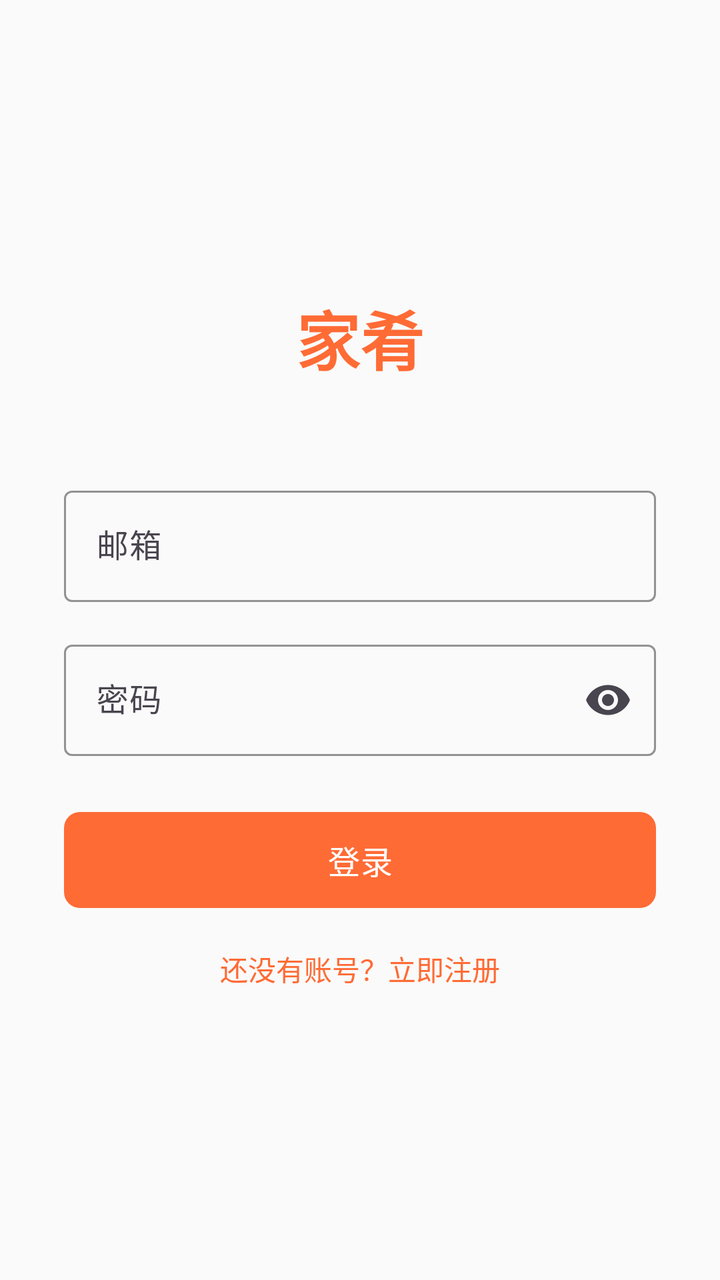
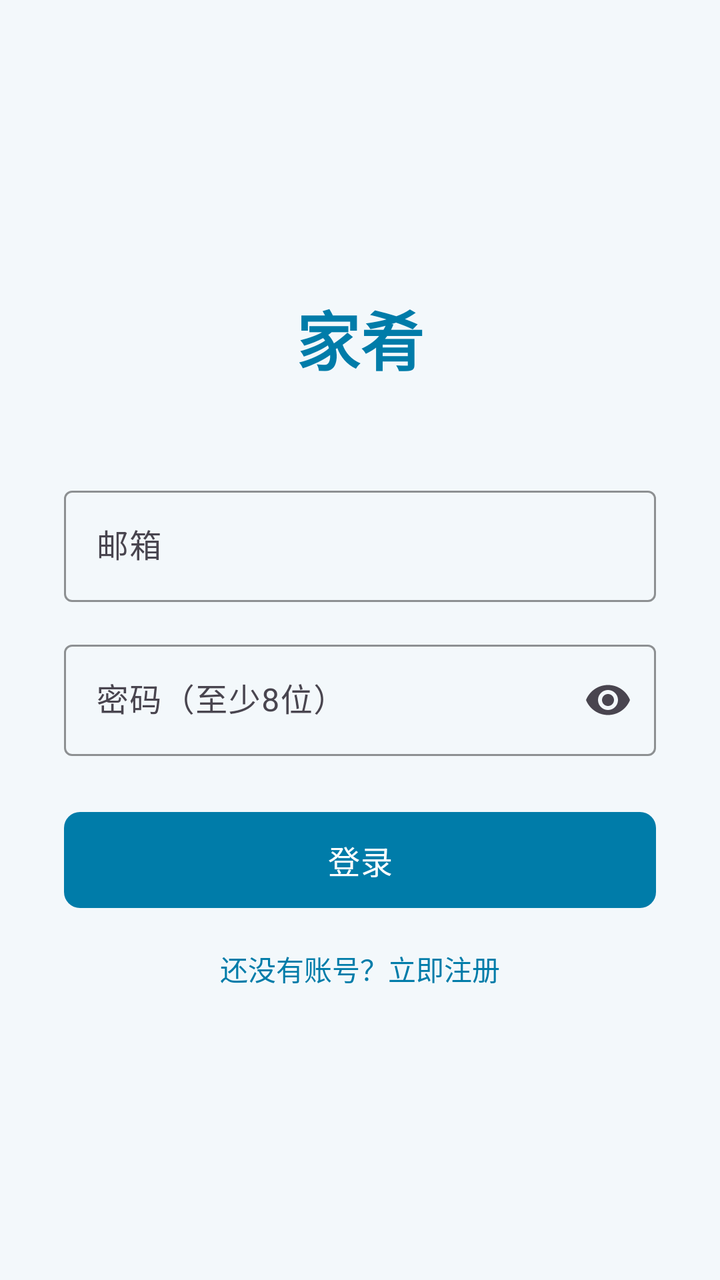

Compare the two renders of this Android layout. The source of the first and the diff that turns it into the second are given below.
<!-- AndroidManifest.xml: application theme Theme.FamilyRecipes -->
<!-- res/layout/fragment_profile.xml -->
<?xml version="1.0" encoding="utf-8"?>
<FrameLayout xmlns:android="http://schemas.android.com/apk/res/android"
    xmlns:app="http://schemas.android.com/apk/res-auto"
    android:layout_width="match_parent"
    android:layout_height="match_parent"
    android:background="@color/background">

    
    <ScrollView
        android:id="@+id/layout_login"
        android:layout_width="match_parent"
        android:layout_height="match_parent"
        android:fillViewport="true"
        android:visibility="visible">

        <LinearLayout
            android:layout_width="match_parent"
            android:layout_height="wrap_content"
            android:gravity="center"
            android:orientation="vertical"
            android:padding="32dp">

            <TextView
                android:layout_width="wrap_content"
                android:layout_height="wrap_content"
                android:text="家肴"
                android:textColor="@color/primary"
                android:textSize="32sp"
                android:textStyle="bold"
                android:layout_marginBottom="48dp" />

            <com.google.android.material.textfield.TextInputLayout
                android:layout_width="match_parent"
                android:layout_height="wrap_content"
                android:layout_marginBottom="16dp"
                app:boxStrokeColor="@color/primary">

                <com.google.android.material.textfield.TextInputEditText
                    android:id="@+id/et_email"
                    android:layout_width="match_parent"
                    android:layout_height="wrap_content"
                    android:hint="邮箱"
                    android:inputType="textEmailAddress" />
            </com.google.android.material.textfield.TextInputLayout>

            <com.google.android.material.textfield.TextInputLayout
                android:id="@+id/layout_username"
                android:layout_width="match_parent"
                android:layout_height="wrap_content"
                android:layout_marginBottom="16dp"
                android:visibility="gone"
                app:boxStrokeColor="@color/primary">

                <com.google.android.material.textfield.TextInputEditText
                    android:id="@+id/et_username"
                    android:layout_width="match_parent"
                    android:layout_height="wrap_content"
                    android:hint="用户名（可选，留空自动生成）"
                    android:inputType="text" />
            </com.google.android.material.textfield.TextInputLayout>

            <com.google.android.material.textfield.TextInputLayout
                android:layout_width="match_parent"
                android:layout_height="wrap_content"
                android:layout_marginBottom="24dp"
                app:boxStrokeColor="@color/primary"
                app:endIconMode="password_toggle">

                <com.google.android.material.textfield.TextInputEditText
                    android:id="@+id/et_password"
                    android:layout_width="match_parent"
                    android:layout_height="wrap_content"
                    android:hint="密码"
                    android:inputType="textPassword" />
            </com.google.android.material.textfield.TextInputLayout>

            <com.google.android.material.button.MaterialButton
                android:id="@+id/btn_login"
                android:layout_width="match_parent"
                android:layout_height="56dp"
                android:text="登录"
                android:textSize="16sp"
                app:cornerRadius="8dp" />

            <TextView
                android:id="@+id/tv_switch_mode"
                android:layout_width="wrap_content"
                android:layout_height="wrap_content"
                android:layout_marginTop="16dp"
                android:text="还没有账号？立即注册"
                android:textColor="@color/primary"
                android:textSize="14sp" />

        </LinearLayout>
    </ScrollView>

    
    <ScrollView
        android:id="@+id/layout_profile"
        android:layout_width="match_parent"
        android:layout_height="match_parent"
        android:visibility="gone">

        <LinearLayout
            android:layout_width="match_parent"
            android:layout_height="wrap_content"
            android:orientation="vertical">

            
            <LinearLayout
                android:layout_width="match_parent"
                android:layout_height="56dp"
                android:orientation="horizontal"
                android:gravity="center_vertical"
                android:paddingStart="16dp"
                android:paddingEnd="16dp"
                android:background="@color/primary">

                
                <View
                    android:layout_width="0dp"
                    android:layout_height="1dp"
                    android:layout_weight="1" />

                
                <ImageView
                    android:id="@+id/iv_scan_qr"
                    android:layout_width="44dp"
                    android:layout_height="44dp"
                    android:background="?attr/selectableItemBackgroundBorderless"
                    android:contentDescription="扫一扫"
                    android:padding="10dp"
                    android:src="@drawable/ic_scan_square"
                    android:tint="@color/white" />

                
                <ImageView
                    android:id="@+id/iv_edit_profile"
                    android:layout_width="44dp"
                    android:layout_height="44dp"
                    android:background="?attr/selectableItemBackgroundBorderless"
                    android:contentDescription="编辑资料"
                    android:padding="10dp"
                    android:src="@drawable/ic_edit"
                    android:tint="@color/white"
                    android:layout_marginStart="4dp" />

                
                <ImageView
                    android:id="@+id/iv_settings"
                    android:layout_width="44dp"
                    android:layout_height="44dp"
                    android:background="?attr/selectableItemBackgroundBorderless"
                    android:contentDescription="设置"
                    android:padding="10dp"
                    android:src="@drawable/ic_settings"
                    android:tint="@color/white"
                    android:layout_marginStart="4dp" />

                
                <ImageView
                    android:id="@+id/iv_share"
                    android:layout_width="44dp"
                    android:layout_height="44dp"
                    android:background="?attr/selectableItemBackgroundBorderless"
                    android:contentDescription="分享"
                    android:padding="10dp"
                    android:src="@drawable/ic_share"
                    android:tint="@color/white"
                    android:layout_marginStart="4dp" />

            </LinearLayout>

            
            <com.google.android.material.card.MaterialCardView
                android:layout_width="match_parent"
                android:layout_height="wrap_content"
                android:layout_marginStart="16dp"
                android:layout_marginEnd="16dp"
                android:layout_marginBottom="16dp"
                app:cardCornerRadius="12dp"
                app:cardElevation="2dp">

                <LinearLayout
                    android:layout_width="match_parent"
                    android:layout_height="wrap_content"
                    android:orientation="vertical"
                    android:padding="20dp">

                    
                    <LinearLayout
                        android:layout_width="match_parent"
                        android:layout_height="wrap_content"
                        android:gravity="center_vertical"
                        android:orientation="horizontal">

                        <ImageView
                            android:id="@+id/iv_avatar"
                            android:layout_width="64dp"
                            android:layout_height="64dp"
                            android:background="@drawable/ic_profile"
                            android:contentDescription="头像" />

                        <LinearLayout
                            android:layout_width="0dp"
                            android:layout_height="wrap_content"
                            android:layout_marginStart="16dp"
                            android:layout_weight="1"
                            android:orientation="vertical">

                            <TextView
                                android:id="@+id/tv_username"
                                android:layout_width="wrap_content"
                                android:layout_height="wrap_content"
                                android:text="家肴用户"
                                android:textColor="@color/black"
                                android:textSize="20sp"
                                android:textStyle="bold" />

                            <TextView
                                android:id="@+id/tv_email"
                                android:layout_width="wrap_content"
                                android:layout_height="wrap_content"
                                android:layout_marginTop="4dp"
                                android:text="user@example.com"
                                android:textColor="@color/gray"
                                android:textSize="14sp" />
                        </LinearLayout>
                    </LinearLayout>

                    
                    <LinearLayout
                        android:layout_width="match_parent"
                        android:layout_height="wrap_content"
                        android:layout_marginTop="24dp"
                        android:orientation="horizontal">

                        
                        <LinearLayout
                            android:id="@+id/layout_favorites"
                            android:layout_width="0dp"
                            android:layout_height="wrap_content"
                            android:layout_weight="1"
                            android:gravity="center"
                            android:orientation="vertical">

                            <TextView
                                android:id="@+id/tv_favorite_count"
                                android:layout_width="wrap_content"
                                android:layout_height="wrap_content"
                                android:text="0"
                                android:textColor="@color/black"
                                android:textSize="24sp"
                                android:textStyle="bold" />

                            <TextView
                                android:layout_width="wrap_content"
                                android:layout_height="wrap_content"
                                android:layout_marginTop="4dp"
                                android:text="收藏"
                                android:textColor="@color/gray"
                                android:textSize="14sp" />
                        </LinearLayout>

                        
                        <View
                            android:layout_width="1dp"
                            android:layout_height="40dp"
                            android:background="@color/light_gray" />

                        
                        <LinearLayout
                            android:id="@+id/layout_created"
                            android:layout_width="0dp"
                            android:layout_height="wrap_content"
                            android:layout_weight="1"
                            android:gravity="center"
                            android:orientation="vertical">

                            <TextView
                                android:id="@+id/tv_created_count"
                                android:layout_width="wrap_content"
                                android:layout_height="wrap_content"
                                android:text="0"
                                android:textColor="@color/black"
                                android:textSize="24sp"
                                android:textStyle="bold" />

                            <TextView
                                android:layout_width="wrap_content"
                                android:layout_height="wrap_content"
                                android:layout_marginTop="4dp"
                                android:text="作品"
                                android:textColor="@color/gray"
                                android:textSize="14sp" />
                        </LinearLayout>
                    </LinearLayout>

                </LinearLayout>
            </com.google.android.material.card.MaterialCardView>

            
            <com.google.android.material.card.MaterialCardView
                android:layout_width="match_parent"
                android:layout_height="wrap_content"
                android:layout_marginStart="16dp"
                android:layout_marginEnd="16dp"
                android:layout_marginBottom="16dp"
                app:cardCornerRadius="12dp"
                app:cardElevation="2dp">

                <LinearLayout
                    android:layout_width="match_parent"
                    android:layout_height="wrap_content"
                    android:orientation="vertical">

                    
                    <LinearLayout
                        android:id="@+id/layout_my_qr"
                        android:layout_width="match_parent"
                        android:layout_height="wrap_content"
                        android:background="?attr/selectableItemBackground"
                        android:gravity="center_vertical"
                        android:orientation="horizontal"
                        android:padding="16dp">

                        <ImageView
                            android:layout_width="24dp"
                            android:layout_height="24dp"
                            android:src="@drawable/ic_qr_code"
                            android:tint="@color/primary" />

                        <TextView
                            android:layout_width="0dp"
                            android:layout_height="wrap_content"
                            android:layout_marginStart="16dp"
                            android:layout_weight="1"
                            android:text="我的名片码"
                            android:textColor="@color/black"
                            android:textSize="16sp" />

                        <ImageView
                            android:layout_width="20dp"
                            android:layout_height="20dp"
                            android:src="@android:drawable/ic_menu_more"
                            android:tint="@color/gray" />
                    </LinearLayout>

                    <View
                        android:layout_width="match_parent"
                        android:layout_height="1dp"
                        android:background="@color/light_gray" />

                    
                    <LinearLayout
                        android:id="@+id/layout_friends"
                        android:layout_width="match_parent"
                        android:layout_height="wrap_content"
                        android:background="?attr/selectableItemBackground"
                        android:gravity="center_vertical"
                        android:orientation="horizontal"
                        android:padding="16dp">

                        <ImageView
                            android:layout_width="24dp"
                            android:layout_height="24dp"
                            android:src="@drawable/ic_friends"
                            android:tint="@color/primary" />

                        <TextView
                            android:layout_width="0dp"
                            android:layout_height="wrap_content"
                            android:layout_marginStart="16dp"
                            android:layout_weight="1"
                            android:text="我的好友"
                            android:textColor="@color/black"
                            android:textSize="16sp" />

                        <ImageView
                            android:layout_width="20dp"
                            android:layout_height="20dp"
                            android:src="@android:drawable/ic_menu_more"
                            android:tint="@color/gray" />
                    </LinearLayout>

                    <View
                        android:layout_width="match_parent"
                        android:layout_height="1dp"
                        android:background="@color/light_gray" />

                    
                    <LinearLayout
                        android:id="@+id/layout_joined_groups"
                        android:layout_width="match_parent"
                        android:layout_height="wrap_content"
                        android:background="?attr/selectableItemBackground"
                        android:gravity="center_vertical"
                        android:orientation="horizontal"
                        android:padding="16dp">

                        <ImageView
                            android:layout_width="24dp"
                            android:layout_height="24dp"
                            android:src="@drawable/ic_groups"
                            android:tint="@color/primary" />

                        <TextView
                            android:layout_width="0dp"
                            android:layout_height="wrap_content"
                            android:layout_marginStart="16dp"
                            android:layout_weight="1"
                            android:text="我加入的群"
                            android:textColor="@color/black"
                            android:textSize="16sp" />

                        <ImageView
                            android:layout_width="20dp"
                            android:layout_height="20dp"
                            android:src="@android:drawable/ic_menu_more"
                            android:tint="@color/gray" />
                    </LinearLayout>

                    <View
                        android:layout_width="match_parent"
                        android:layout_height="1dp"
                        android:background="@color/light_gray" />

                    
                    <LinearLayout
                        android:id="@+id/layout_created_groups"
                        android:layout_width="match_parent"
                        android:layout_height="wrap_content"
                        android:background="?attr/selectableItemBackground"
                        android:gravity="center_vertical"
                        android:orientation="horizontal"
                        android:padding="16dp">

                        <ImageView
                            android:layout_width="24dp"
                            android:layout_height="24dp"
                            android:src="@drawable/ic_add_circle"
                            android:tint="@color/primary" />

                        <TextView
                            android:layout_width="0dp"
                            android:layout_height="wrap_content"
                            android:layout_marginStart="16dp"
                            android:layout_weight="1"
                            android:text="我创建的群"
                            android:textColor="@color/black"
                            android:textSize="16sp" />

                        <ImageView
                            android:layout_width="20dp"
                            android:layout_height="20dp"
                            android:src="@android:drawable/ic_menu_more"
                            android:tint="@color/gray" />
                    </LinearLayout>

                </LinearLayout>
            </com.google.android.material.card.MaterialCardView>

            
            <com.google.android.material.button.MaterialButton
                android:id="@+id/btn_logout"
                android:layout_width="match_parent"
                android:layout_height="wrap_content"
                android:layout_margin="16dp"
                android:text="退出登录"
                android:textColor="@color/white"
                app:backgroundTint="#F44336"
                app:cornerRadius="8dp" />

        </LinearLayout>
    </ScrollView>

</FrameLayout>
<!-- resources referenced by this layout -->
<resources>
  <color name="background">#FFFAFAFA</color>
  <color name="black">#FF000000</color>
  <color name="gray">#FF757575</color>
  <color name="light_gray">#FFE0E0E0</color>
  <color name="primary">#FFFF6B35</color>
  <color name="white">#FFFFFFFF</color>
  <!-- drawable ic_edit (drawable) -->
  <?xml version="1.0" encoding="utf-8"?>
  <vector xmlns:android="http://schemas.android.com/apk/res/android"
      android:width="24dp"
      android:height="24dp"
      android:viewportWidth="24"
      android:viewportHeight="24">
      <path
          android:fillColor="@android:color/black"
          android:pathData="M3,17.25V21h3.75L17.81,9.94l-3.75,-3.75L3,17.25zM20.71,7.04c0.39,-0.39 0.39,-1.02 0,-1.41l-2.34,-2.34c-0.39,-0.39 -1.02,-0.39 -1.41,0l-1.83,1.83 3.75,3.75 1.83,-1.83z"/>
  </vector>
  <!-- drawable ic_friends (drawable) -->
  <?xml version="1.0" encoding="utf-8"?>
  <vector xmlns:android="http://schemas.android.com/apk/res/android"
      android:width="24dp"
      android:height="24dp"
      android:viewportWidth="24"
      android:viewportHeight="24">
      <path
          android:fillColor="#000000"
          android:pathData="M16,11C17.66,11 18.99,9.66 18.99,8C18.99,6.34 17.66,5 16,5C14.34,5 13,6.34 13,8C13,9.66 14.34,11 16,11M8,11C9.66,11 10.99,9.66 10.99,8C10.99,6.34 9.66,5 8,5C6.34,5 5,6.34 5,8C5,9.66 6.34,11 8,11M8,13C5.67,13 1,14.17 1,16.5V19H15V16.5C15,14.17 10.33,13 8,13M16,13C15.71,13 15.38,13.02 15.03,13.05C16.19,13.89 17,15 17,16.5V19H23V16.5C23,14.17 18.33,13 16,13Z"/>
  </vector>
  <!-- drawable ic_profile (drawable) -->
  <vector xmlns:android="http://schemas.android.com/apk/res/android"
      android:width="24dp"
      android:height="24dp"
      android:viewportWidth="24"
      android:viewportHeight="24"
      android:tint="?attr/colorControlNormal">
      <path
          android:fillColor="@android:color/white"
          android:pathData="M12,2C6.48,2 2,6.48 2,12s4.48,10 10,10 10,-4.48 10,-10S17.52,2 12,2zM12,5c1.66,0 3,1.34 3,3s-1.34,3 -3,3 -3,-1.34 -3,-3 1.34,-3 3,-3zM12,19.2c-2.5,0 -4.71,-1.28 -6,-3.22 0.03,-1.99 4,-3.08 6,-3.08 1.99,0 5.97,1.09 6,3.08 -1.29,1.94 -3.5,3.22 -6,3.22z"/>
  </vector>
  <!-- drawable ic_qr_code (drawable) -->
  <?xml version="1.0" encoding="utf-8"?>
  <vector xmlns:android="http://schemas.android.com/apk/res/android"
      android:width="24dp"
      android:height="24dp"
      android:viewportWidth="24"
      android:viewportHeight="24">
      <path
          android:fillColor="#000000"
          android:pathData="M9.5,6.5v3h-3v-3H9.5M11,5H5v6h6V5L11,5z M9.5,14.5v3h-3v-3H9.5M11,13H5v6h6V13L11,13z M17.5,6.5v3h-3v-3H17.5M19,5h-6v6h6V5L19,5z M13,13h1.5v1.5H13V13z M14.5,14.5H16V16h-1.5V14.5z M16,13h1.5v1.5H16V13z M13,16h1.5v1.5H13V16z M14.5,17.5H16V19h-1.5V17.5z M16,16h1.5v1.5H16V16z M17.5,14.5H19V16h-1.5V14.5z M17.5,17.5H19V19h-1.5V17.5z M22,7h-2V4h-3V2h5V7z M22,22v-5h-2v3h-3v2H22z M2,22h5v-2H4v-3H2V22z M2,2v5h2V4h3V2H2z"/>
  </vector>
  <style name="Theme.FamilyRecipes" parent="Base.Theme.FamilyRecipes" />
  <style name="Base.Theme.FamilyRecipes" parent="Theme.Material3.DayNight.NoActionBar">
          <item name="colorPrimary">@color/primary</item>
          <item name="colorPrimaryDark">@color/primary_dark</item>
          <item name="colorAccent">@color/accent</item>
          <item name="android:statusBarColor">@color/primary</item>
          <item name="android:navigationBarColor">@color/white</item>
      </style>
  <color name="primary_dark">#FFE55C2E</color>
  <color name="accent">#FFFFB84D</color>
  <!-- unchanged entries left out for length: 5 -->
</resources>

<!-- the commit's change to res/layout/fragment_profile.xml (unified diff, before → after) -->
@@ -43,6 +43,34 @@
                     android:inputType="textEmailAddress" />
             </com.google.android.material.textfield.TextInputLayout>
 
+            <LinearLayout
+                android:id="@+id/layout_verification"
+                android:layout_width="match_parent"
+                android:layout_height="wrap_content"
+                android:layout_marginBottom="16dp"
+                android:gravity="center_vertical"
+                android:orientation="horizontal"
+                android:visibility="gone">
+                <com.google.android.material.textfield.TextInputLayout
+                    android:layout_width="0dp"
+                    android:layout_weight="1"
+                    android:layout_height="wrap_content">
+                    <com.google.android.material.textfield.TextInputEditText
+                        android:id="@+id/et_verification_code"
+                        android:layout_width="match_parent"
+                        android:layout_height="wrap_content"
+                        android:hint="邮箱验证码（6位）"
+                        android:inputType="number"
+                        android:maxLength="6" />
+                </com.google.android.material.textfield.TextInputLayout>
+                <com.google.android.material.button.MaterialButton
+                    android:id="@+id/btn_send_code"
+                    android:layout_width="wrap_content"
+                    android:layout_height="wrap_content"
+                    android:layout_marginStart="8dp"
+                    android:text="获取验证码" />
+            </LinearLayout>
+
             <com.google.android.material.textfield.TextInputLayout
                 android:id="@+id/layout_username"
                 android:layout_width="match_parent"
@@ -70,7 +98,7 @@
                     android:id="@+id/et_password"
                     android:layout_width="match_parent"
                     android:layout_height="wrap_content"
-                    android:hint="密码"
+                    android:hint="密码（至少8位）"
                     android:inputType="textPassword" />
             </com.google.android.material.textfield.TextInputLayout>
 
@@ -460,6 +488,8 @@
                 </LinearLayout>
             </com.google.android.material.card.MaterialCardView>
 
+            <Button android:id="@+id/btn_reminders" android:layout_width="match_parent" android:layout_height="wrap_content" android:text="食材提醒设置" />
+            <Button android:id="@+id/btn_media_trash" android:layout_width="match_parent" android:layout_height="wrap_content" android:text="图片垃圾箱" />
             
             <com.google.android.material.button.MaterialButton
                 android:id="@+id/btn_logout"
<!-- resource entries referenced after the edit -->
@@ -1,10 +1,10 @@
 <!-- resources referenced by this layout -->
 <resources>
-  <color name="background">#FFFAFAFA</color>
+  <color name="background">#F3F8FB</color>
   <color name="black">#FF000000</color>
   <color name="gray">#FF757575</color>
   <color name="light_gray">#FFE0E0E0</color>
-  <color name="primary">#FFFF6B35</color>
+  <color name="primary">#007CA9</color>
   <color name="white">#FFFFFFFF</color>
   <!-- drawable ic_edit (drawable) -->
   <?xml version="1.0" encoding="utf-8"?>
@@ -58,8 +58,8 @@
           <item name="android:statusBarColor">@color/primary</item>
           <item name="android:navigationBarColor">@color/white</item>
       </style>
-  <color name="primary_dark">#FFE55C2E</color>
-  <color name="accent">#FFFFB84D</color>
+  <color name="primary_dark">#006182</color>
+  <color name="accent">#007CA9</color>
   <!-- unchanged entries left out for length: 5 -->
 </resources>
 
